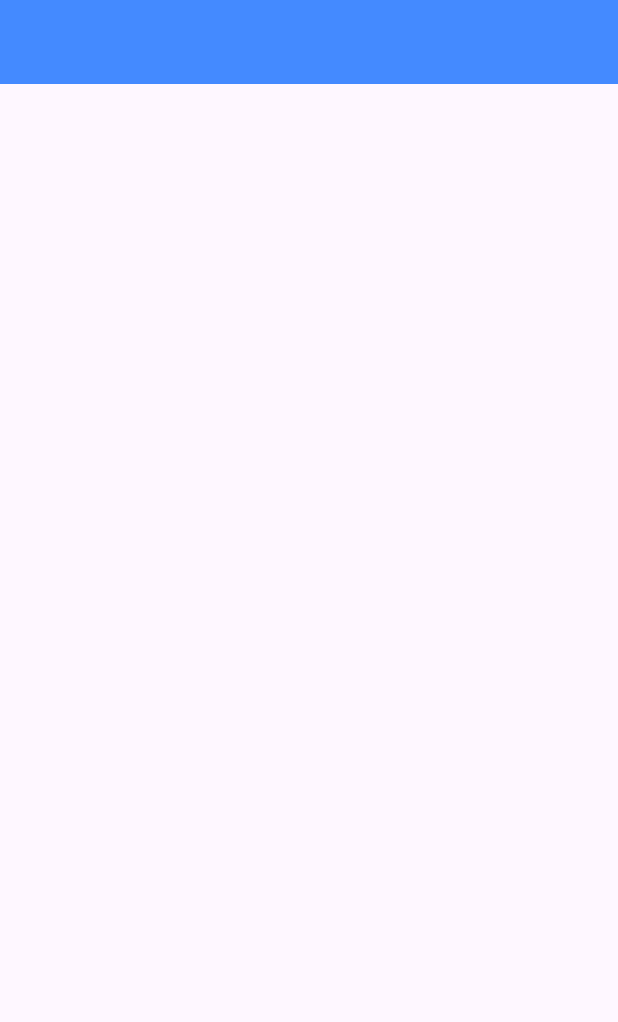
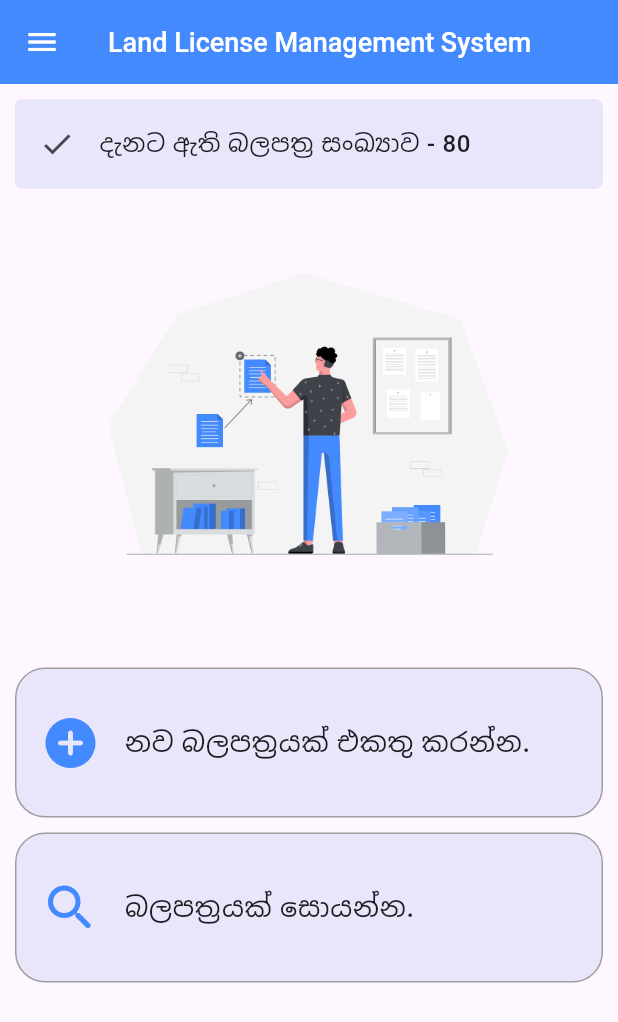
Before and after one commit to IT21175466/Land-License, a Flutter app: the screen it shows after launch, on a phone screen of 412 x 824 dp. Shown: the top 1022 px of the screen. Run offline on Flutter 3.47's test engine with Material 2 defaults, Android fonts, the phone set to English and light mode, and no system bars.

Commit message:
UI Developed

```diff
--- a/lib/Home_Page.dart
+++ b/lib/Home_Page.dart
@@ -12,7 +12,136 @@ class _HomePageState extends State<HomePage> {
   Widget build(BuildContext context) {
     return Scaffold(
       appBar: AppBar(
+        leading: const Icon(
+          Icons.menu,
+          color: Colors.white,
+        ),
         backgroundColor: Colors.blueAccent,
+        title: const Text(
+          "Land License Management System",
+          style: TextStyle(
+            fontSize: 18,
+            fontWeight: FontWeight.w500,
+            color: Colors.white,
+          ),
+        ),
+      ),
+      body: SingleChildScrollView(
+        child: Container(
+          padding: const EdgeInsets.symmetric(
+            vertical: 10,
+            horizontal: 10,
+          ),
+          child: Column(
+            children: [
+              Container(
+                width: double.infinity,
+                height: 60,
+                decoration: BoxDecoration(
+                  color: const Color.fromARGB(255, 233, 230, 251),
+                  borderRadius: BorderRadius.circular(5),
+                ),
+                child: const Align(
+                  alignment: Alignment.center,
+                  child: ListTile(
+                    leading: Icon(Icons.done),
+                    title: Row(
+                      children: [
+                        Text(
+                          "දැනට ඇති බලපත්‍ර සංඛ්‍යාව - ",
+                          style: TextStyle(
+                            fontSize: 16,
+                            fontWeight: FontWeight.w500,
+                          ),
+                        ),
+                        Text(
+                          "80",
+                          style: TextStyle(
+                            fontSize: 16,
+                            fontWeight: FontWeight.w500,
+                          ),
+                        ),
+                      ],
+                    ),
+                  ),
+                ),
+              ),
+              SizedBox(
+                width: double.infinity,
+                child: Center(
+                  child: Image.asset('lib/images/document.png'),
+                ),
+              ),
+              const SizedBox(
+                height: 25,
+              ),
+              GestureDetector(
+                onTap: () {
+                  Navigator.of(context).pushNamed('/addLicensePage');
+                },
+                child: Container(
+                  width: double.infinity,
+                  height: 100,
+                  decoration: BoxDecoration(
+                    color: const Color.fromARGB(255, 233, 230, 251),
+                    borderRadius: BorderRadius.circular(20),
+                    border: Border.all(
+                      color: Colors.grey,
+                    ),
+                  ),
+                  child: const Align(
+                    alignment: Alignment.centerLeft,
+                    child: ListTile(
+                      leading: Icon(
+                        Icons.add_circle_rounded,
+                        color: Colors.blueAccent,
+                        size: 40,
+                      ),
+                      title: Text(
+                        "නව බලපත්‍රයක් එකතු කරන්න.",
+                        style: TextStyle(
+                          fontSize: 18,
+                          fontWeight: FontWeight.w500,
+                        ),
+                      ),
+                    ),
+                  ),
+                ),
+              ),
+              const SizedBox(
+                height: 10,
+              ),
+              Container(
+                width: double.infinity,
+                height: 100,
+                decoration: BoxDecoration(
+                  color: const Color.fromARGB(255, 233, 230, 251),
+                  borderRadius: BorderRadius.circular(20),
+                  border: Border.all(
+                    color: Colors.grey,
+                  ),
+                ),
+                child: const Align(
+                  alignment: Alignment.centerLeft,
+                  child: ListTile(
+                    leading: Icon(
+                      Icons.search_rounded,
+                      color: Colors.blueAccent,
+                      size: 40,
+                    ),
+                    title: Text(
+                      "බලපත්‍රයක් සොයන්න.",
+                      style: TextStyle(
+                        fontSize: 18,
+                        fontWeight: FontWeight.w500,
+                      ),
+                    ),
+                  ),
+                ),
+              ),
+            ],
+          ),
+        ),
       ),
     );
   }
--- a/lib/main.dart
+++ b/lib/main.dart
@@ -1,4 +1,5 @@
 import 'package:flutter/material.dart';
+import 'package:land_license/Add_License_Page.dart';
 import 'package:land_license/Home_Page.dart';
 
 void main() {
@@ -33,6 +34,9 @@ class MyApp extends StatelessWidget {
         useMaterial3: true,
       ),
       home: const HomePage(),
+      routes: {
+        '/addLicensePage': (_) => const AddLicense(),
+      },
     );
   }
 }
--- a/pubspec.yaml
+++ b/pubspec.yaml
@@ -57,10 +57,12 @@ flutter:
   # included with your application, so that you can use the icons in
   # the material Icons class.
   uses-material-design: true
+  assets:
+    - lib/images/document.png
+
 
   # To add assets to your application, add an assets section, like this:
-  # assets:
-  #   - images/a_dot_burr.jpeg
+
   #   - images/a_dot_ham.jpeg
 
   # An image asset can refer to one or more resolution-specific "variants", see
```
Also changed, not shown: lib/Add_License_Page.dart (added, +181 -0 lines), lib/images/document.png (added).
